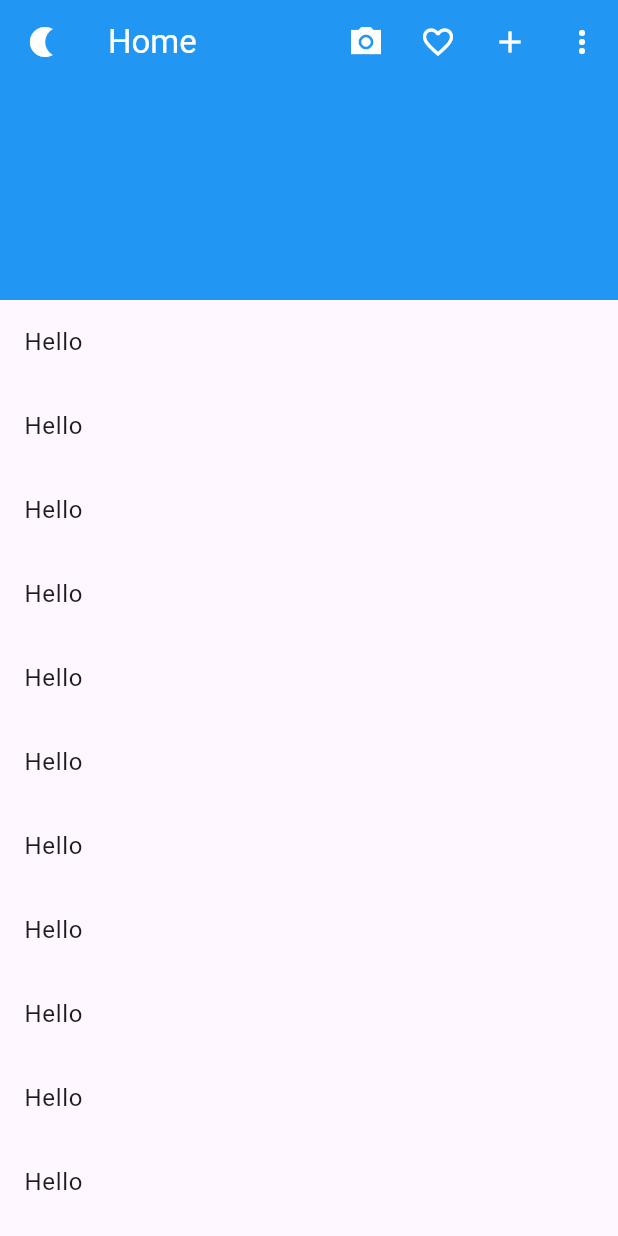
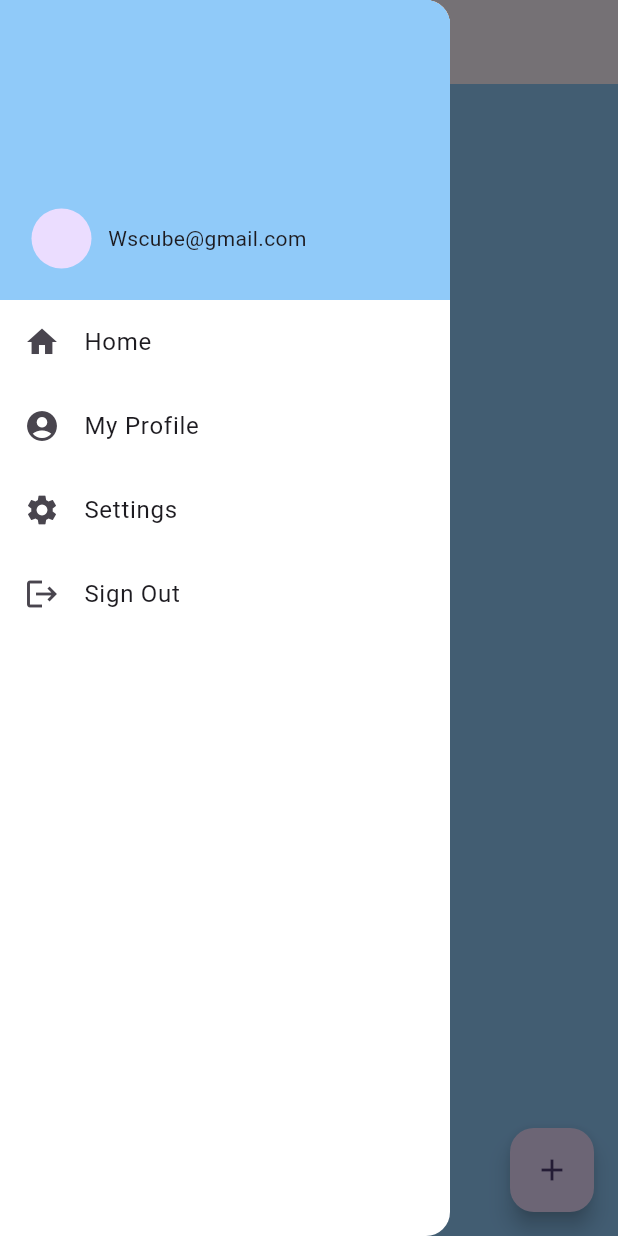
Before and after one commit to raunak2909/app_bar_131, a Flutter app: the screen it shows after launch, with the side drawer open (before the commit the screen has no drawer), on a phone screen of 412 x 824 dp. Run offline on Flutter 3.47's test engine with Material 2 defaults, Android fonts, the light colour scheme and no system bars.

Commit message:
Tab, BottomNavBar and Drawer added

```diff
--- /dev/null
+++ b/lib/drawer_page.dart
@@ -0,0 +1,96 @@
+import 'package:app_bar_131/tabs/calls_tab_page.dart';
+import 'package:app_bar_131/tabs/status_tab_page.dart';
+import 'package:flutter/material.dart';
+
+class DrawerPage extends StatefulWidget {
+  const DrawerPage({super.key});
+
+  @override
+  State<DrawerPage> createState() => _DrawerPageState();
+}
+
+class _DrawerPageState extends State<DrawerPage> {
+
+  List<Widget> listNavigationDest= [
+    StatusTabPage(),
+    CallTabPage(),
+    StatusTabPage(),
+    CallTabPage(),
+  ];
+  int mIndex = 0;
+
+  @override
+  Widget build(BuildContext context) {
+    return Scaffold(
+      appBar: AppBar(
+        title: Text(
+          'Drawer'
+        ),
+      ),
+      body: listNavigationDest[mIndex],
+      drawer: Drawer(
+        width: 300,
+        backgroundColor: Colors.white,
+        child: Column(
+          children: [
+            Container(
+              padding: EdgeInsets.all(21),
+              height: 200,
+              color: Colors.blue.shade200,
+              child: Align(
+                alignment: Alignment.bottomCenter,
+                child: Row(
+                  children: [
+                    CircleAvatar(),
+                    SizedBox(width: 11,),
+                    Text('Wscube@gmail.com')
+                  ],
+                ),
+              ),
+            ),
+            Expanded(
+              child: ListView(
+                children: [
+                  InkWell(
+                    onTap: (){
+                      mIndex = 0;
+                      Navigator.pop(context);
+                      setState(() {
+
+                      });
+                    },
+                    child: ListTile(
+                      leading: Icon(Icons.home),
+                      title: Text('Home'),
+                    ),
+                  ),
+                  InkWell(
+                    onTap: (){
+                      mIndex = 1;
+                      Navigator.pop(context);
+                      setState(() {
+
+                      });
+                    },
+                    child: ListTile(
+                      leading: Icon(Icons.account_circle),
+                      title: Text('My Profile'),
+                    ),
+                  ),
+                  ListTile(
+                    leading: Icon(Icons.settings),
+                    title: Text('Settings'),
+                  ),
+                  ListTile(
+                    leading: Icon(Icons.logout),
+                    title: Text('Sign Out'),
+                  )
+                ],
+              ),
+            ),
+          ],
+        ),
+      ),
+    );
+  }
+}
--- a/lib/main.dart
+++ b/lib/main.dart
@@ -1,3 +1,6 @@
+import 'package:app_bar_131/bottom_nav_page.dart';
+import 'package:app_bar_131/drawer_page.dart';
+import 'package:app_bar_131/tab_page.dart';
 import 'package:flutter/material.dart';
 
 void main() {
@@ -16,7 +19,7 @@ class MyApp extends StatelessWidget {
         colorScheme: ColorScheme.fromSeed(seedColor: Colors.deepPurple),
         useMaterial3: true,
       ),
-      home: HomePage(),
+      home: DrawerPage(),
     );
   }
 }
--- /dev/null
+++ b/lib/tabs/status_tab_page.dart
@@ -0,0 +1,25 @@
+import 'package:flutter/material.dart';
+
+class StatusTabPage extends StatelessWidget {
+  const StatusTabPage({super.key});
+
+  @override
+  Widget build(BuildContext context) {
+    return Scaffold(
+      body: Container(
+        color: Colors.blue.shade200,
+        child: Center(
+          child: Text('Status', style: TextStyle(
+            fontSize: 34, color: Colors.grey
+          ),),
+        ),
+      ),
+      floatingActionButton: FloatingActionButton(
+        onPressed: (){
+
+        },
+        child: Icon(Icons.add),
+      ),
+    );
+  }
+}
```
Also changed, not shown: lib/bottom_nav_page.dart (added, +53 -0 lines), lib/tab_page.dart (added, +86 -0 lines), lib/tabs/calls_tab_page.dart (added, +17 -0 lines), lib/tabs/chat_tab_page.dart (added, +25 -0 lines).
